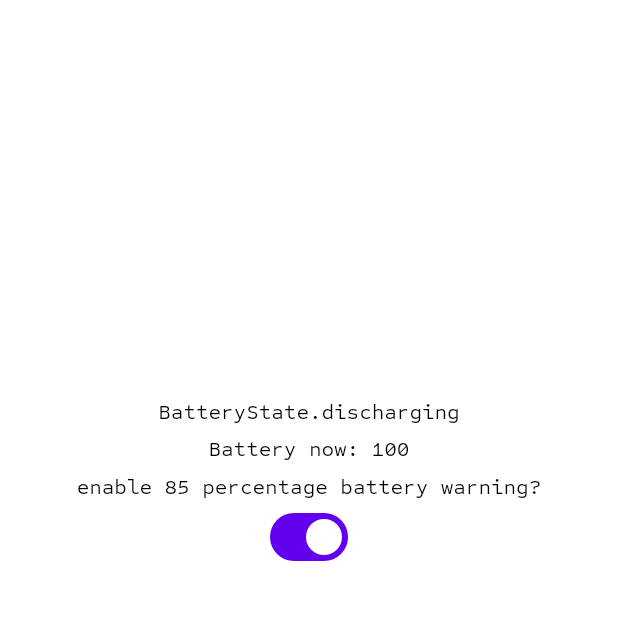
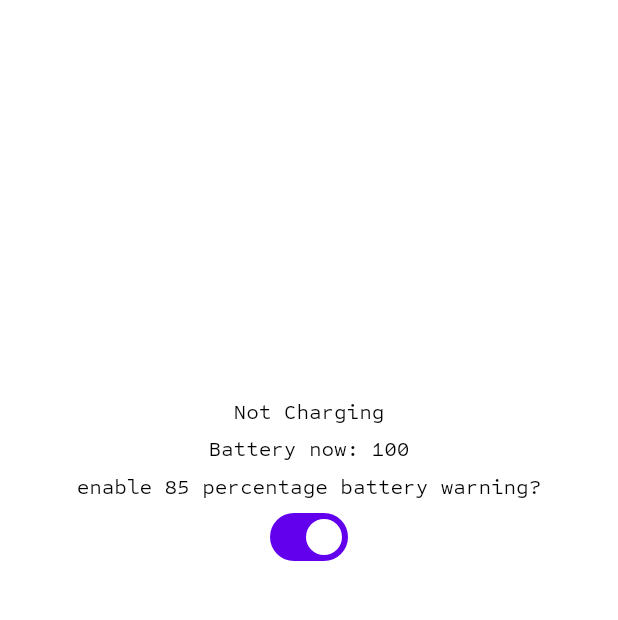
Before and after one commit to BornAsSlayer/My-Battery-Lives-V2, a Flutter app: the screen it shows after launch, on a phone screen of 412 x 824 dp, the part 63-683 px from its top. Run offline on Flutter 3.47's test engine with Material 3 defaults, Android fonts, the phone set to English and light mode, and no system bars; our stand-ins replace battery_plus, logger.

Commit message:
added BatteryState Service and implmented it

```diff
--- a/lib/services/battery_service.dart
+++ b/lib/services/battery_service.dart
@@ -8,32 +8,25 @@ class BatteryService{
   final Battery _battery = Battery();
   BatteryState? batteryState;
   StreamSubscription <BatteryState>? batteryStateSubscription;
+  final StreamController<BatteryState> batteryStateStreamController = StreamController();
+
+  BatteryService(){
+    batteryStateSubscription = _battery.onBatteryStateChanged.listen((BatteryState state) {
+      batteryStateStreamController.add(state);
+    });
+  }
 
   final Logger _logger = Logger(
     printer: SimplePrinter()
   );
 
-  String batteryStatus(){
-    _battery.onBatteryStateChanged.listen((BatteryState state) {
-      batteryState = state;
-    });
-    return '$batteryState';
+  Stream<BatteryState> getBatteryStateStream(){
+    return batteryStateStreamController.stream;
   }
 
-  String batteryStatusText(){
-    _battery.onBatteryStateChanged.listen((BatteryState state) {
-      batteryState = state;
-    });
-    String state = '$batteryState';
-    if(state == 'BatteryState.connectedNotcharging'){
-      return 'Connected, Not Charging';
-    }else if(state == 'BatteryState.discharging'){
-      return 'Not Charging';
-    }else if(state == 'BatteryState.charging'){
-      return 'Charging';
-    }else{
-      return 'null';
-    }
+  void batteryStatusStreamDispose(){
+    batteryStateStreamController.close();
+    batteryStateSubscription?.cancel();
   }
 
   Future<int> getBatteryPercentage() async{
--- a/lib/widgets/battery_status_widget.dart
+++ b/lib/widgets/battery_status_widget.dart
@@ -15,7 +15,7 @@ class BatteryStatusWidget extends StatefulWidget {
 class _BatteryStatusWidgetState extends State<BatteryStatusWidget> {
   final BatteryService _batteryService = BatteryService();
   final Battery battery = Battery();
-  String batteryStateNew = 'null';
+  String batteryStateNew = 'waiting for data...';
 
   final _logger = Logger(
     printer: SimplePrinter(),
@@ -41,17 +41,6 @@ class _BatteryStatusWidgetState extends State<BatteryStatusWidget> {
   void initState() {
     timer = Timer.periodic(const Duration(seconds: 1), (timer){
       _callBatteryPercentageService();
-      batteryStateNew = _batteryService.batteryStatus();
-
-      // if(batteryState == 'BatteryState.connectedNotcharging'){
-      //   batteryStateNew = 'Connected, Not Charging';
-      // }else if(batteryState == 'BatteryState.discharging'){
-      //   batteryStateNew = 'Not Charging';
-      // }else if(batteryState == 'BatteryState.charging'){
-      //   batteryStateNew = 'Charging';
-      // }else{
-      //   batteryStateNew = 'null';
-      // }
     });
     super.initState();
   }
@@ -66,8 +55,26 @@ class _BatteryStatusWidgetState extends State<BatteryStatusWidget> {
   Widget build(BuildContext context) {
     return Column(
       children: [
-        Text(batteryStateNew,
-        style: const TextStyle( fontFamily: 'Sometypemono Regular'),
+        StreamBuilder(
+          stream: _batteryService.getBatteryStateStream(),
+          builder: (context, snapshot){
+            if(snapshot.hasData){
+              if('${snapshot.data}' == 'BatteryState.connectedNotCharging'){
+                batteryStateNew = 'Connected, Not Charging';
+              }else if('${snapshot.data}' == 'BatteryState.discharging'){
+                batteryStateNew = 'Not Charging';
+              }else if('${snapshot.data}' == 'BatteryState.charging'){
+                batteryStateNew = 'Charging';
+              }
+              return Text(batteryStateNew,
+                          style: const TextStyle( fontFamily: 'Sometypemono Regular'),
+              );
+            }else{
+              return Text(batteryStateNew,
+                          style: const TextStyle( fontFamily: 'Sometypemono Regular'),
+              );
+            }
+          }
         ),
         const SizedBox(height: 5),
         Text(batteryPercentage,
--- a/pubspec.yaml
+++ b/pubspec.yaml
@@ -38,6 +38,8 @@ dependencies:
   battery_plus: ^5.0.2
   logger: ^2.0.2+1
   flutter_background_service: ^5.0.5
+  flutter_local_notifications: ^16.3.2
+  flutter_background_service_android: ^6.2.2
 
 dev_dependencies:
   flutter_test:
```
Also changed, not shown: lib/main.dart (line endings or trailing spaces), pubspec.lock, 1 other file.
